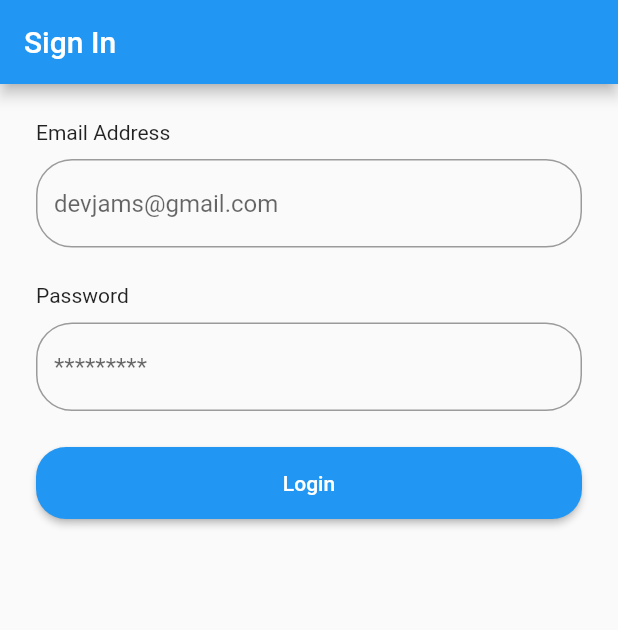
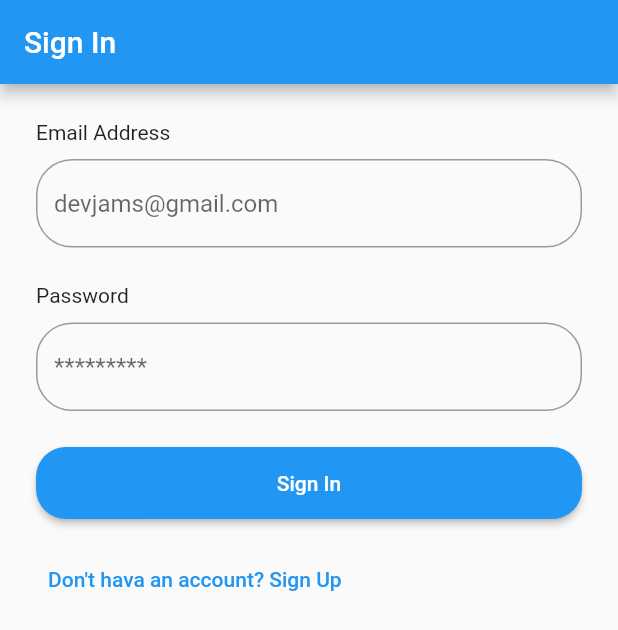
Before and after one commit to FlutterBytes-IO/learning_project, a Flutter app: the screen it shows after launch, on a phone screen of 412 x 824 dp. Shown: the top 630 px of the screen. Run offline on Flutter 3.47's test engine with Material 2 defaults, Android fonts, the phone set to English and light mode, and no system bars; our stand-ins replace firebase_core; accounts and stored records are empty; generated files the repository leaves out were written again.

Commit message:
chore: added more screens

```diff
--- a/lib/app.dart
+++ b/lib/app.dart
@@ -1,5 +1,5 @@
 import 'package:flutter/material.dart';
-import 'package:learning_project/screens/signin_screen.dart';
+import 'package:learning_project/screens/auth_screen.dart';
 
 class App extends StatefulWidget {
   const App({super.key});
@@ -22,7 +22,7 @@ class _AppState extends State<App> {
       theme: ThemeData(
         primarySwatch: Colors.blue,
       ),
-      home: const SignInScreen(),
+      home: const AuthScreen(),
     );
   }
 }
--- a/lib/screens/signin_screen.dart
+++ b/lib/screens/auth_screen.dart
@@ -4,30 +4,41 @@ import 'package:learning_project/widgets/cm_form_field_widget.dart';
 
 /// Screen to allow users to signin
 
-class SignInScreen extends StatefulWidget {
-  const SignInScreen({super.key});
+enum AuthAction { signIn, signUp }
+
+class AuthScreen extends StatefulWidget {
+  const AuthScreen({super.key});
 
   @override
-  State<SignInScreen> createState() => _SignInScreenState();
+  State<AuthScreen> createState() => _AuthScreenState();
 }
 
-class _SignInScreenState extends State<SignInScreen> {
+class _AuthScreenState extends State<AuthScreen> {
   late final TextEditingController _emailEditingController;
   late final TextEditingController _passwordEditingController;
+
+  late AuthAction _authAction;
+
   @override
   void initState() {
     super.initState();
     _emailEditingController = TextEditingController();
     _passwordEditingController = TextEditingController();
+
+    _authAction = AuthAction.signIn;
   }
+
+  String get title => _authAction == AuthAction.signIn ? 'Sign In' : 'Sign Up';
+
+  String get account => _authAction == AuthAction.signIn
+      ? 'Don\'t hava an account? Sign Up'
+      : 'Have an account? Sign In';
 
   @override
   Widget build(BuildContext context) {
     return Scaffold(
       appBar: AppBar(
-        title: const Text(
-          'Sign In',
-        ),
+        title: Text(title),
       ),
       body: Padding(
         padding: const EdgeInsets.all(24),
@@ -53,9 +64,28 @@ class _SignInScreenState extends State<SignInScreen> {
             SizedBox(
               width: double.infinity,
               child: CMButton(
-                buttonTitle: 'Login',
-                onPressed: () {},
+                buttonTitle: title,
+                onPressed: () {
+                  if (_authAction == AuthAction.signIn) {
+                    /// Perform Sign In
+                  } else {
+                    /// Perform Sign Up
+                  }
+                },
               ),
+            ),
+            const SizedBox(
+              height: 16,
+            ),
+            TextButton(
+              child: Text(account),
+              onPressed: () {
+                if (_authAction == AuthAction.signIn) {
+                  setState(() => _authAction = AuthAction.signUp);
+                } else {
+                  setState(() => _authAction = AuthAction.signIn);
+                }
+              },
             ),
           ],
         ),
--- a/lib/screens/signup_screen.dart
+++ /dev/null
@@ -1 +0,0 @@
-/// Screen that allows user to sign up
```
Also changed, not shown: lib/screens/customers_screen.dart (+16 -0 lines).
